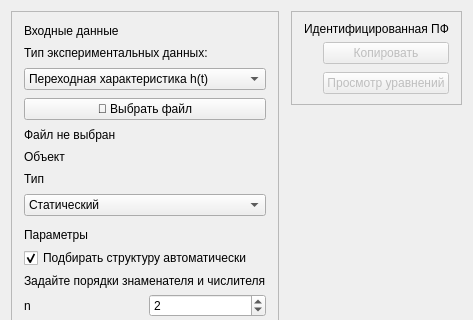
The window that ui/tabs/id-tab.ui (VadmanBat/Irbis) describes before a commit, drawn with Qt 5; both pictures show x 0 to 473 and y 0 to 320 of the 473 by 486 pixel window.
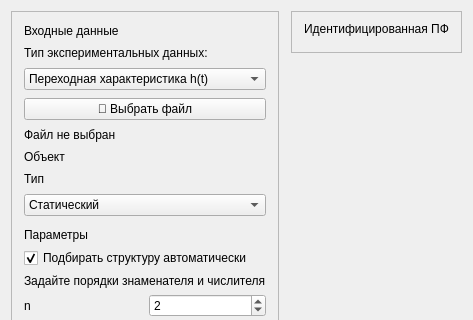
The same window after the commit.

The edit to the form file:
```diff
--- a/ui/tabs/id-tab.ui
+++ b/ui/tabs/id-tab.ui
@@ -407,11 +407,6 @@
           </widget>
          </item>
          <item>
-          <layout class="QHBoxLayout" name="tfBodyLayout" stretch="1,0">
-           <property name="spacing">
-            <number>16</number>
-           </property>
-           <item>
             <widget class="QWidget" name="formHost" native="true">
              <layout class="QVBoxLayout" name="formHostLayout">
               <property name="leftMargin">
@@ -428,61 +423,6 @@
               </property>
              </layout>
             </widget>
-           </item>
-           <item alignment="Qt::AlignVCenter">
-            <widget class="QWidget" name="tfActionsHost" native="true">
-             <layout class="QVBoxLayout" name="tfActionsLayout">
-              <property name="spacing">
-               <number>8</number>
-              </property>
-              <property name="leftMargin">
-               <number>0</number>
-              </property>
-              <property name="topMargin">
-               <number>0</number>
-              </property>
-              <property name="rightMargin">
-               <number>0</number>
-              </property>
-              <property name="bottomMargin">
-               <number>0</number>
-              </property>
-              <item>
-               <widget class="QPushButton" name="copyTfButton">
-                <property name="objectName">
-                 <string notr="true">copyTfButton</string>
-                </property>
-                <property name="enabled">
-                 <bool>false</bool>
-                </property>
-                <property name="toolTip">
-                 <string>Скопировать передаточную функцию в буфер обмена</string>
-                </property>
-                <property name="text">
-                 <string>Копировать</string>
-                </property>
-               </widget>
-              </item>
-              <item>
-               <widget class="QPushButton" name="equationsButton">
-                <property name="objectName">
-                 <string notr="true">equationsButton</string>
-                </property>
-                <property name="enabled">
-                 <bool>false</bool>
-                </property>
-                <property name="toolTip">
-                 <string>Полюса, h(t), w(t) и дифференциальные уравнения</string>
-                </property>
-                <property name="text">
-                 <string>Просмотр уравнений</string>
-                </property>
-               </widget>
-              </item>
-             </layout>
-            </widget>
-           </item>
-          </layout>
          </item>
         </layout>
        </widget>
```
Lines whose indentation alone changed are shown as unchanged.
